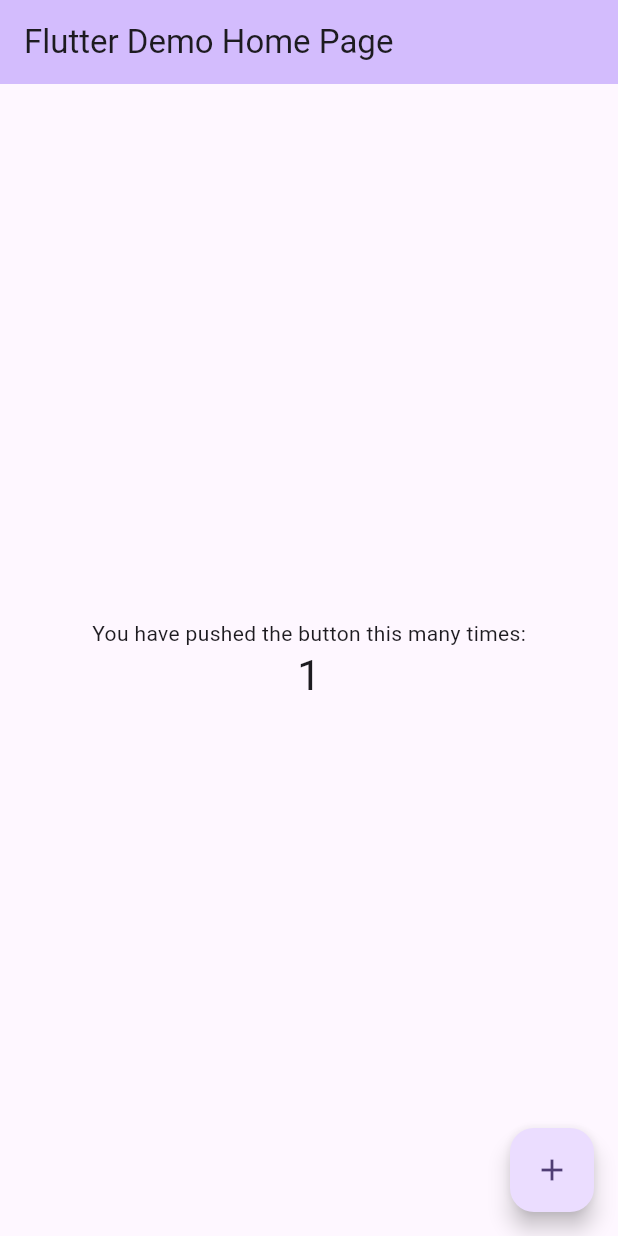
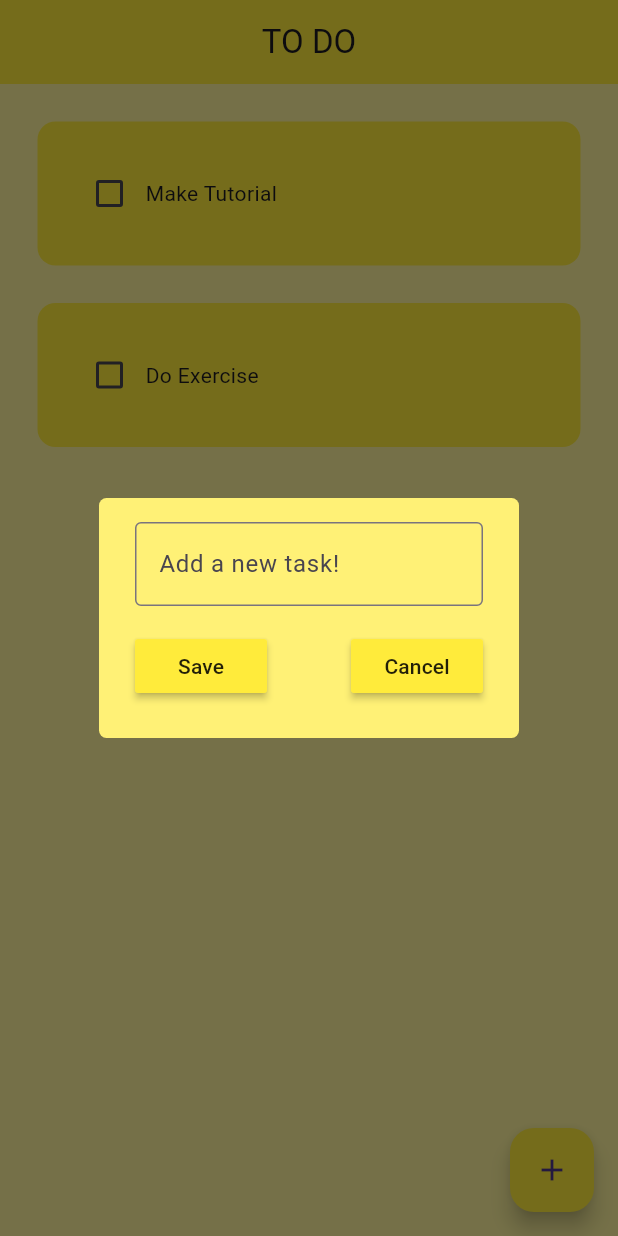
Before and after one commit to therizwanulhaq/to_do_app, a Flutter app: the screen it shows after launch, after a tap on the "add" icon, on a phone screen of 412 x 824 dp. Run offline on Flutter 3.47's test engine with Material 3 defaults, Android fonts, the phone set to English and light mode, and no system bars; drawn by our look-alikes of flutter_slidable; our stand-ins replace hive_flutter; accounts and stored records are empty.

Commit message:
finished the todo app with local storage

```diff
--- /dev/null
+++ b/lib/data/database.dart
@@ -0,0 +1,27 @@
+import 'package:hive_flutter/hive_flutter.dart';
+
+class ToDoDataBase {
+  List toDoList = [];
+
+  //refrence the box
+  final _myBox = Hive.box("mybox");
+
+//run this if this is the first time opening this app
+  void createInitialData() {
+    toDoList = [
+      ["Make Tutorial", false],
+      ["Do Exercise", false],
+    ];
+  }
+
+  //load the data from the database
+
+  void loadData() {
+    toDoList = _myBox.get("TODOLIST");
+  }
+
+  //update the database
+  void updateData() {
+    _myBox.put("TODOLIST", toDoList);
+  }
+}
--- a/lib/main.dart
+++ b/lib/main.dart
@@ -1,125 +1,28 @@
 import 'package:flutter/material.dart';
+import 'package:hive_flutter/hive_flutter.dart';
+import 'package:to_do_app/pages/home_page.dart';
 
-void main() {
+void main() async {
+  // Initialize Hive for Flutter
+  await Hive.initFlutter();
+
+  // Open a box for local storage
+  await Hive.openBox("mybox");
+
   runApp(const MyApp());
 }
 
 class MyApp extends StatelessWidget {
   const MyApp({super.key});
 
-  // This widget is the root of your application.
   @override
   Widget build(BuildContext context) {
     return MaterialApp(
-      title: 'Flutter Demo',
+      debugShowCheckedModeBanner: false,
+      home: const HomePage(),
       theme: ThemeData(
-        // This is the theme of your application.
-        //
-        // TRY THIS: Try running your application with "flutter run". You'll see
-        // the application has a purple toolbar. Then, without quitting the app,
-        // try changing the seedColor in the colorScheme below to Colors.green
-        // and then invoke "hot reload" (save your changes or press the "hot
-        // reload" button in a Flutter-supported IDE, or press "r" if you used
-        // the command line to start the app).
-        //
-        // Notice that the counter didn't reset back to zero; the application
-        // state is not lost during the reload. To reset the state, use hot
-        // restart instead.
-        //
-        // This works for code too, not just values: Most code changes can be
-        // tested with just a hot reload.
-        colorScheme: ColorScheme.fromSeed(seedColor: Colors.deepPurple),
-        useMaterial3: true,
+        primarySwatch: Colors.yellow,
       ),
-      home: const MyHomePage(title: 'Flutter Demo Home Page'),
     );
   }
 }
-
-class MyHomePage extends StatefulWidget {
-  const MyHomePage({super.key, required this.title});
-
-  // This widget is the home page of your application. It is stateful, meaning
-  // that it has a State object (defined below) that contains fields that affect
-  // how it looks.
-
-  // This class is the configuration for the state. It holds the values (in this
-  // case the title) provided by the parent (in this case the App widget) and
-  // used by the build method of the State. Fields in a Widget subclass are
-  // always marked "final".
-
-  final String title;
-
-  @override
-  State<MyHomePage> createState() => _MyHomePageState();
-}
-
-class _MyHomePageState extends State<MyHomePage> {
-  int _counter = 0;
-
-  void _incrementCounter() {
-    setState(() {
-      // This call to setState tells the Flutter framework that something has
-      // changed in this State, which causes it to rerun the build method below
-      // so that the display can reflect the updated values. If we changed
-      // _counter without calling setState(), then the build method would not be
-      // called again, and so nothing would appear to happen.
-      _counter++;
-    });
-  }
-
-  @override
-  Widget build(BuildContext context) {
-    // This method is rerun every time setState is called, for instance as done
-    // by the _incrementCounter method above.
-    //
-    // The Flutter framework has been optimized to make rerunning build methods
-    // fast, so that you can just rebuild anything that needs updating rather
-    // than having to individually change instances of widgets.
-    return Scaffold(
-      appBar: AppBar(
-        // TRY THIS: Try changing the color here to a specific color (to
-        // Colors.amber, perhaps?) and trigger a hot reload to see the AppBar
-        // change color while the other colors stay the same.
-        backgroundColor: Theme.of(context).colorScheme.inversePrimary,
-        // Here we take the value from the MyHomePage object that was created by
-        // the App.build method, and use it to set our appbar title.
-        title: Text(widget.title),
-      ),
-      body: Center(
-        // Center is a layout widget. It takes a single child and positions it
-        // in the middle of the parent.
-        child: Column(
-          // Column is also a layout widget. It takes a list of children and
-          // arranges them vertically. By default, it sizes itself to fit its
-          // children horizontally, and tries to be as tall as its parent.
-          //
-          // Column has various properties to control how it sizes itself and
-          // how it positions its children. Here we use mainAxisAlignment to
-          // center the children vertically; the main axis here is the vertical
-          // axis because Columns are vertical (the cross axis would be
-          // horizontal).
-          //
-          // TRY THIS: Invoke "debug painting" (choose the "Toggle Debug Paint"
-          // action in the IDE, or press "p" in the console), to see the
-          // wireframe for each widget.
-          mainAxisAlignment: MainAxisAlignment.center,
-          children: <Widget>[
-            const Text(
-              'You have pushed the button this many times:',
-            ),
-            Text(
-              '$_counter',
-              style: Theme.of(context).textTheme.headlineMedium,
-            ),
-          ],
-        ),
-      ),
-      floatingActionButton: FloatingActionButton(
-        onPressed: _incrementCounter,
-        tooltip: 'Increment',
-        child: const Icon(Icons.add),
-      ), // This trailing comma makes auto-formatting nicer for build methods.
-    );
-  }
-}
--- /dev/null
+++ b/lib/pages/home_page.dart
@@ -0,0 +1,111 @@
+import 'package:flutter/material.dart';
+import 'package:hive_flutter/hive_flutter.dart';
+import 'package:to_do_app/data/database.dart';
+import 'package:to_do_app/util/dialog_box.dart';
+import 'package:to_do_app/util/todo_tile.dart';
+
+class HomePage extends StatefulWidget {
+  const HomePage({super.key});
+
+  @override
+  State<HomePage> createState() => _HomePageState();
+}
+
+class _HomePageState extends State<HomePage> {
+  //refrence the box
+  final _myBox = Hive.box("mybox");
+
+  ToDoDataBase db = ToDoDataBase();
+
+  @override
+  void initState() {
+    //if this is the first time running the app, then create default data
+    if (_myBox.get("TODOLIST") == null) {
+      db.createInitialData();
+    } else {
+      //there already exists data
+      db.loadData();
+    }
+
+    super.initState();
+  }
+
+  //text controlller
+  final _controller = TextEditingController();
+
+  //List of to do tasks
+  // List toDoList = [
+  //   [
+  //     "Make Tutorial",
+  //     false,
+  //   ],
+  //   ["Do Exercise", false],
+  // ];
+
+  //checkbox was tapped
+  void checkBoxChanged(bool? value, int index) {
+    setState(() {
+      db.toDoList[index][1] = !db.toDoList[index][1];
+    });
+    db.updateData();
+  }
+
+  //create new task
+  void createNewTask() {
+    showDialog(
+      context: context,
+      builder: (context) {
+        return DialogBox(
+            controller: _controller,
+            onSave: saveNewTask,
+            onCancel: () => Navigator.of(context).pop());
+      },
+    );
+  }
+
+  // save new task
+  void saveNewTask() {
+    setState(() {
+      db.toDoList.add([_controller.text, false]);
+      _controller.clear();
+    });
+    Navigator.of(context).pop();
+    db.updateData();
+  }
+  //delete task
+
+  void deleteTask(int index) {
+    setState(() {
+      db.toDoList.removeAt(index);
+    });
+    db.updateData();
+  }
+
+  @override
+  Widget build(BuildContext context) {
+    return Scaffold(
+      backgroundColor: Colors.yellow[200],
+      appBar: AppBar(
+        title: const Text("TO DO"),
+        centerTitle: true,
+        backgroundColor: Colors.yellow,
+      ),
+      floatingActionButton: FloatingActionButton(
+        backgroundColor: Colors.yellow,
+        onPressed: createNewTask,
+        child: const Icon(Icons.add),
+      ),
+      body: ListView.builder(
+        itemCount: db.toDoList.length,
+        itemBuilder: (context, index) {
+          return ToDoTile(
+            taskName: db.toDoList[index][0],
+            taskCompleted: db.toDoList[index][1],
+            onChanged: (value) => checkBoxChanged(value, index),
+            deleteFunction: (context) => deleteTask(index),
+          );
+        },
+      ),
+    );
+  }
+}
--- /dev/null
+++ b/lib/pages/todo_page.dart
@@ -0,0 +1,57 @@
+import 'package:flutter/material.dart';
+
+class ToDoPage extends StatefulWidget {
+  const ToDoPage({super.key});
+
+  @override
+  State<ToDoPage> createState() => _ToDoPageState();
+}
+
+class _ToDoPageState extends State<ToDoPage> {
+  //text editing controller to get access to what the user typed
+  TextEditingController myControlller = TextEditingController();
+
+//greeting message
+  String greetingMessage = "";
+
+//greet user method
+  void greetUser() {
+    String userName = myControlller.text;
+    setState(() {
+      greetingMessage = "Hello, $userName";
+    });
+  }
+
+  @override
+  Widget build(BuildContext context) {
+    return Scaffold(
+      body: Center(
+        child: Padding(
+          padding: const EdgeInsets.all(25.0),
+          child: Column(
+            mainAxisAlignment: MainAxisAlignment.center,
+            children: [
+              //greeting message
+              Text(greetingMessage),
+
+              //textfield
+              TextField(
+                controller: myControlller,
+                decoration: const InputDecoration(
+                  border: OutlineInputBorder(),
+                  hintText: "Type yo name",
+                ),
+              ),
+
+              //button
+              ElevatedButton(
+                onPressed: greetUser,
+                child: const Text("Tap"),
+              ),
+            ],
+          ),
+        ),
+      ),
+    );
+  }
+}
--- /dev/null
+++ b/lib/util/dialog_box.dart
@@ -0,0 +1,54 @@
+import 'package:flutter/material.dart';
+import 'package:to_do_app/util/my_button.dart';
+
+class DialogBox extends StatelessWidget {
+  final TextEditingController controller;
+  final VoidCallback onSave;
+  final VoidCallback onCancel;
+
+  const DialogBox({
+    super.key,
+    required this.controller,
+    required this.onSave,
+    required this.onCancel,
+  });
+
+  @override
+  Widget build(BuildContext context) {
+    return AlertDialog(
+      backgroundColor: Colors.yellow[300],
+      shape: RoundedRectangleBorder(
+        borderRadius:
+            BorderRadius.circular(5), // Set your desired border radius here
+      ),
+      content: SizedBox(
+        height: 120,
+        child: Column(
+          mainAxisAlignment: MainAxisAlignment.spaceBetween,
+          children: [
+            //get user input
+            TextField(
+              controller: controller,
+              decoration: const InputDecoration(
+                border: OutlineInputBorder(),
+                hintText: "Add a new task!",
+              ),
+            ),
+
+            //buttons --> save + cancel
+            Row(
+              children: [
+                //save button
+                MyButton(text: "Save", onPressed: onSave),
+
+                const Spacer(),
+                //cancel button
+                MyButton(text: "Cancel", onPressed: onCancel)
+              ],
+            )
+          ],
+        ),
+      ),
+    );
+  }
+}
--- /dev/null
+++ b/lib/util/my_button.dart
@@ -0,0 +1,21 @@
+import 'package:flutter/material.dart';
+
+class MyButton extends StatelessWidget {
+  final String text;
+  final VoidCallback onPressed;
+
+  const MyButton({
+    super.key,
+    required this.text,
+    required this.onPressed,
+  });
+
+  @override
+  Widget build(BuildContext context) {
+    return MaterialButton(
+      onPressed: onPressed,
+      color: Colors.yellow,
+      child: Text(text),
+    );
+  }
+}
--- /dev/null
+++ b/lib/util/todo_tile.dart
@@ -0,0 +1,62 @@
+import 'package:flutter/material.dart';
+import 'package:flutter_slidable/flutter_slidable.dart';
+
+class ToDoTile extends StatelessWidget {
+  final String taskName;
+  final bool taskCompleted;
+  final Function(bool?)? onChanged;
+  final Function(BuildContext)? deleteFunction;
+
+  const ToDoTile({
+    super.key,
+    required this.taskName,
+    required this.taskCompleted,
+    required this.onChanged,
+    required this.deleteFunction,
+  });
+
+  @override
+  Widget build(BuildContext context) {
+    return Padding(
+      padding: const EdgeInsets.only(left: 25, right: 25, top: 25, bottom: 0),
+      child: Slidable(
+        endActionPane: ActionPane(motion: StretchMotion(), children: [
+          SlidableAction(
+            onPressed: deleteFunction,
+            icon: Icons.delete,
+            backgroundColor: Colors.red.shade300,
+            borderRadius: BorderRadius.circular(12),
+          )
+        ]),
+        child: Container(
+          padding: const EdgeInsets.all(24.0),
+          decoration: BoxDecoration(
+            color: Colors.yellow,
+            borderRadius: BorderRadius.circular(12),
+          ),
+          child:
+
+              //CHECKBOX
+              Row(
+            children: [
+              Checkbox(
+                value: taskCompleted,
+                onChanged: onChanged,
+                activeColor: Colors.black,
+              ),
+              //TASK NAME
+              Text(
+                taskName,
+                style: TextStyle(
+                  decoration: taskCompleted
+                      ? TextDecoration.lineThrough
+                      : TextDecoration.none,
+                ),
+              ),
+            ],
+          ),
+        ),
+      ),
+    );
+  }
+}
--- a/pubspec.yaml
+++ b/pubspec.yaml
@@ -30,22 +30,26 @@ environment:
 dependencies:
   flutter:
     sdk: flutter
+  hive: ^2.2.3
+  hive_flutter: ^1.1.0
 
 
   # The following adds the Cupertino Icons font to your application.
   # Use with the CupertinoIcons class for iOS style icons.
   cupertino_icons: ^1.0.2
+  flutter_slidable: ^3.0.1
 
 dev_dependencies:
   flutter_test:
     sdk: flutter
+  build_runner: ^2.1.11
 
   # The "flutter_lints" package below contains a set of recommended lints to
   # encourage good coding practices. The lint set provided by the package is
   # activated in the `analysis_options.yaml` file located at the root of your
   # package. See that file for information about deactivating specific lint
   # rules and activating additional ones.
-  flutter_lints: ^2.0.0
+  flutter_lints: ^3.0.1
 
 # For information on the generic Dart part of this file, see the
 # following page: https://dart.dev/tools/pub/pubspec
```
Also changed, not shown: pubspec.lock.
